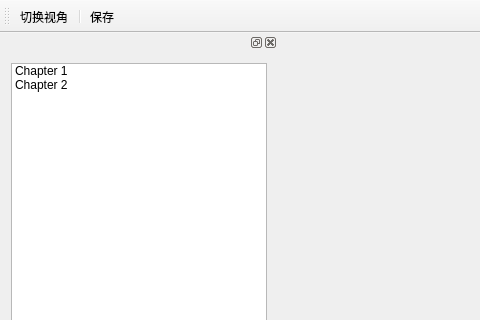
lvke-neu/DXWithQT, file DirectXWithQt/mainwindow.ui: the form before one commit; both pictures show x 0 to 480 and y 0 to 320 of the 1024 by 768 pixel window.
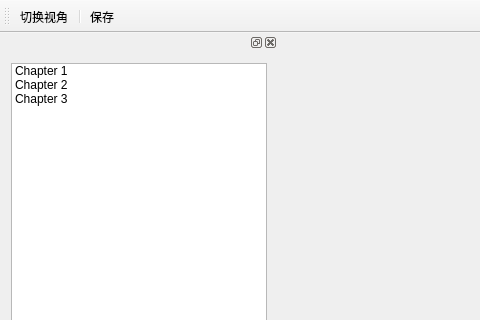
The form after the commit.

```diff
--- a/DirectXWithQt/mainwindow.ui
+++ b/DirectXWithQt/mainwindow.ui
@@ -46,6 +46,11 @@
          <string>Chapter 2</string>
         </property>
        </item>
+       <item>
+        <property name="text">
+         <string>Chapter 3</string>
+        </property>
+       </item>
       </widget>
      </item>
     </layout>
```
